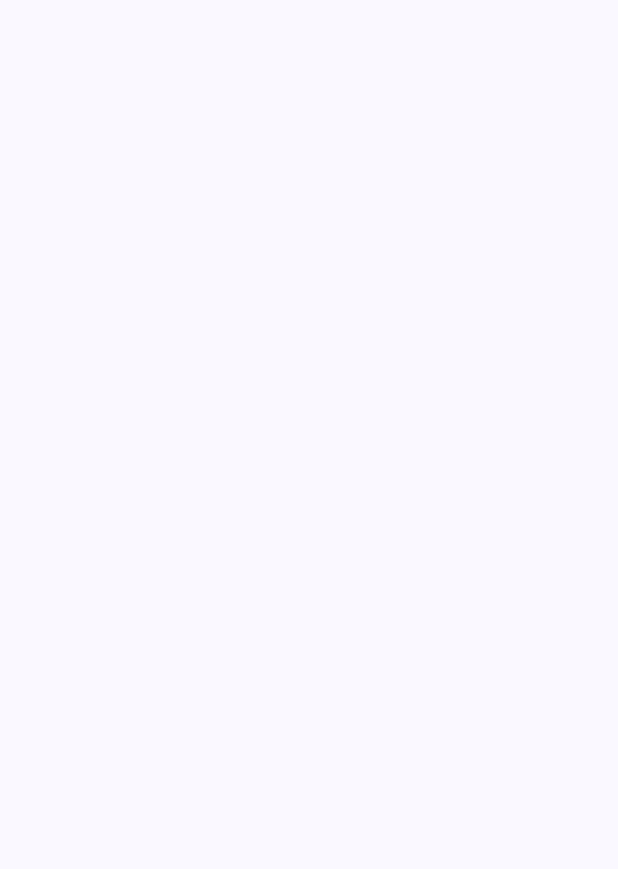
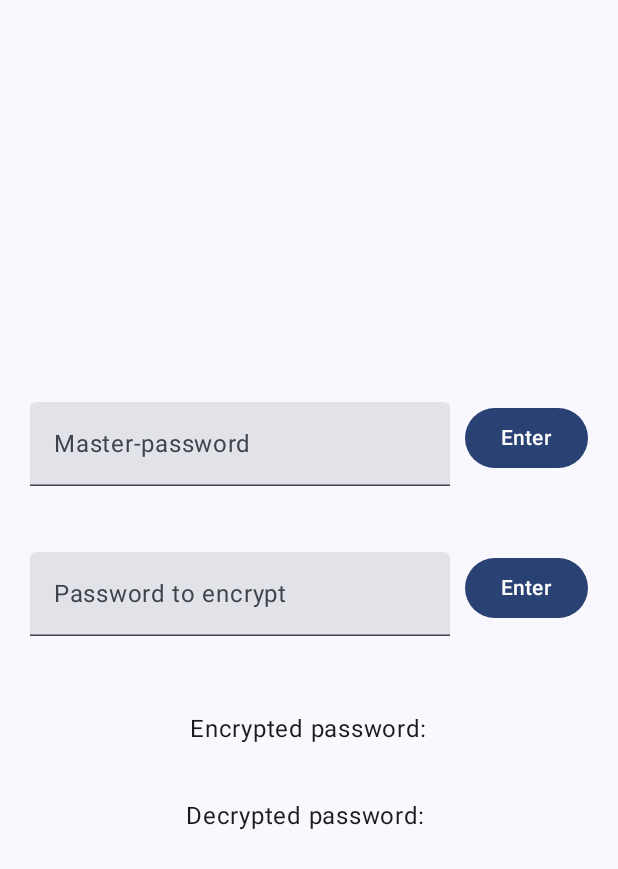
Before and after one commit to KonovkinaEA/password-manager, an Android app built with Jetpack Compose: the screen it shows after launch (MainActivity), on a phone screen of 412 x 824 dp. Before the commit the part shown is empty. Shown: the top 869 px of the screen. Run offline under Robolectric (Android 15) with nearby library versions, the phone set to English and light mode, and no system bars; 3 statements that could not run were skipped.

Commit message:
added basic encryption capability using a master password

```diff
--- a/app/build.gradle.kts
+++ b/app/build.gradle.kts
@@ -66,4 +66,6 @@ dependencies {
     androidTestImplementation(libs.androidx.ui.test.junit4)
     debugImplementation(libs.androidx.ui.tooling)
     debugImplementation(libs.androidx.ui.test.manifest)
+
+    implementation(libs.androidx.security.crypto)
 }
--- a/app/src/main/java/com/password/manager/MainActivity.kt
+++ b/app/src/main/java/com/password/manager/MainActivity.kt
@@ -3,25 +3,96 @@ package com.password.manager
 import android.os.Bundle
 import androidx.activity.ComponentActivity
 import androidx.activity.compose.setContent
+import androidx.compose.foundation.layout.Arrangement
+import androidx.compose.foundation.layout.Column
+import androidx.compose.foundation.layout.Row
+import androidx.compose.foundation.layout.Spacer
 import androidx.compose.foundation.layout.fillMaxSize
+import androidx.compose.foundation.layout.height
+import androidx.compose.foundation.layout.width
+import androidx.compose.material3.Button
 import androidx.compose.material3.MaterialTheme
 import androidx.compose.material3.Surface
 import androidx.compose.material3.Text
-import androidx.compose.runtime.Composable
+import androidx.compose.material3.TextField
+import androidx.compose.runtime.getValue
+import androidx.compose.runtime.mutableStateOf
+import androidx.compose.runtime.remember
+import androidx.compose.runtime.setValue
+import androidx.compose.ui.Alignment
 import androidx.compose.ui.Modifier
-import androidx.compose.ui.tooling.preview.Preview
+import androidx.compose.ui.unit.dp
 import com.password.manager.ui.theme.PasswordmanagerTheme
 
 class MainActivity : ComponentActivity() {
     override fun onCreate(savedInstanceState: Bundle?) {
         super.onCreate(savedInstanceState)
+
+        val cryptoManager = CryptoManager()
+
         setContent {
             PasswordmanagerTheme {
                 Surface(
-                    modifier = Modifier.fillMaxSize(),
-                    color = MaterialTheme.colorScheme.background
+                    modifier = Modifier.fillMaxSize(), color = MaterialTheme.colorScheme.background
                 ) {
-                    // TODO
+                    var masterPassword by remember { mutableStateOf("") }
+                    var masterPasswordEntered by remember { mutableStateOf("") }
+
+                    var password by remember { mutableStateOf("") }
+
+                    var encryptedPassword by remember { mutableStateOf("") }
+                    var decryptedPassword by remember { mutableStateOf("") }
+
+                    Column(
+                        modifier = Modifier.fillMaxSize(),
+                        verticalArrangement = Arrangement.Center,
+                        horizontalAlignment = Alignment.CenterHorizontally
+                    ) {
+                        Row {
+                            TextField(value = masterPassword,
+                                onValueChange = { masterPassword = it },
+                                placeholder = { Text(text = "Master-password") })
+                            Spacer(modifier = Modifier.width(10.dp))
+                            Button(onClick = {
+                                masterPasswordEntered =
+                                    if (cryptoManager.checkSecretKey(masterPassword)) {
+                                        "Master-password entered"
+                                    } else {
+                                        "Wrong master-password"
+                                    }
+                            }) {
+                                Text(text = "Enter")
+                            }
+                        }
+                        Spacer(modifier = Modifier.height(10.dp))
+                        Text(text = masterPasswordEntered)
+
+                        Spacer(modifier = Modifier.height(10.dp))
+
+                        Row {
+                            TextField(value = password,
+                                onValueChange = { password = it },
+                                placeholder = { Text(text = "Password to encrypt") })
+                            Spacer(modifier = Modifier.width(10.dp))
+                            Button(onClick = {
+                                cryptoManager.encrypt(password)?.let {
+                                    encryptedPassword = it
+                                }
+                                cryptoManager.decrypt(encryptedPassword)?.let {
+                                    decryptedPassword = it
+                                }
+                            }) {
+                                Text(text = "Enter")
+                            }
+                        }
+
+                        Spacer(modifier = Modifier.height(50.dp))
+
+                        Text(text = "Encrypted password:")
+                        Text(text = encryptedPassword)
+                        Spacer(modifier = Modifier.height(10.dp))
+                        Text(text = "Decrypted password: $decryptedPassword")
+                    }
                 }
             }
         }
--- a/gradle/libs.versions.toml
+++ b/gradle/libs.versions.toml
@@ -7,7 +7,8 @@ junitVersion = "1.1.5"
 espressoCore = "3.5.1"
 lifecycleRuntimeKtx = "2.7.0"
 activityCompose = "1.8.2"
-composeBom = "2023.08.00"
+composeBom = "2024.02.02"
+security = "1.1.0-alpha06"
 
 [libraries]
 androidx-core-ktx = { group = "androidx.core", name = "core-ktx", version.ref = "coreKtx" }
@@ -24,6 +25,7 @@ androidx-ui-tooling-preview = { group = "androidx.compose.ui", name = "ui-toolin
 androidx-ui-test-manifest = { group = "androidx.compose.ui", name = "ui-test-manifest" }
 androidx-ui-test-junit4 = { group = "androidx.compose.ui", name = "ui-test-junit4" }
 androidx-material3 = { group = "androidx.compose.material3", name = "material3" }
+androidx-security-crypto = { group = "androidx.security", name = "security-crypto-ktx", version.ref = "security" }
 
 [plugins]
 androidApplication = { id = "com.android.application", version.ref = "agp" }
```
Also changed, not shown: app/src/main/java/com/password/manager/CryptoManager.kt (added, +90 -0 lines).
